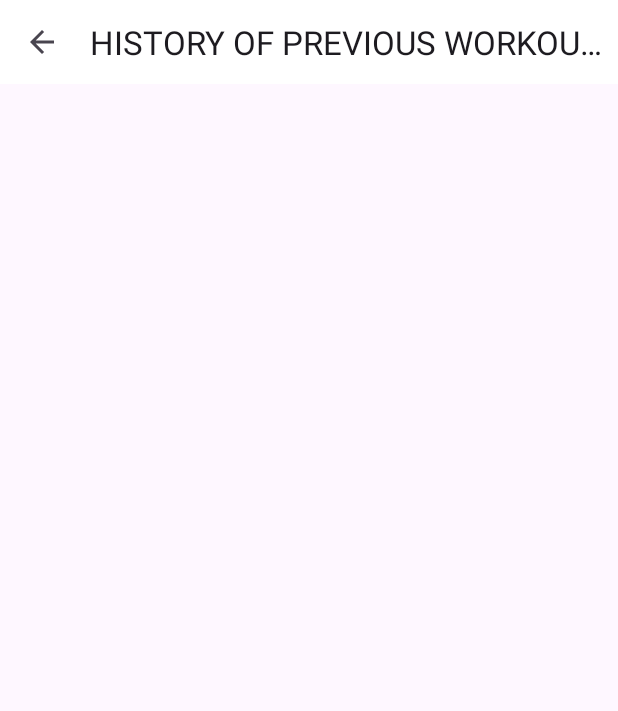
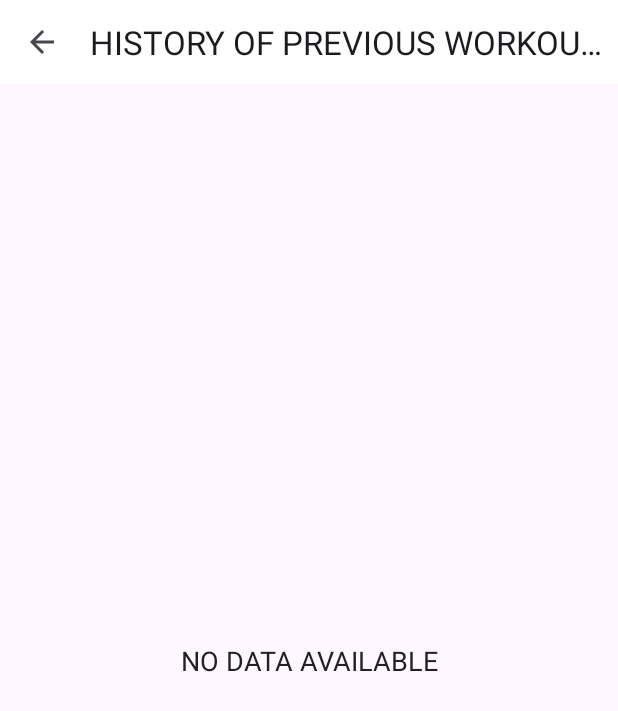
Before and after one commit to Dipan-17/13.WorkoutApp, an Android app: the HistoryActivity screen opened directly, with no data from a screen before it, on a phone screen of 412 x 824 dp. Shown: the top 711 px of the screen. Run offline under Robolectric (Android 15) with nearby library versions, the phone set to English and light mode, and no system bars.

Commit message:
History recycler view populated from database

```diff
--- a/app/src/main/java/com/example/workoutapp/HistoryActivity.kt
+++ b/app/src/main/java/com/example/workoutapp/HistoryActivity.kt
@@ -3,7 +3,10 @@ package com.example.workoutapp
 import androidx.appcompat.app.AppCompatActivity
 import android.os.Bundle
 import android.util.Log
+import android.view.View
+import android.widget.Toast
 import androidx.lifecycle.lifecycleScope
+import androidx.recyclerview.widget.LinearLayoutManager
 import com.example.workoutapp.databinding.HistoryActivityBinding
 import kotlinx.coroutines.launch
 
@@ -34,16 +37,27 @@ class HistoryActivity : AppCompatActivity() {
         Log.e("Fetching all dates","Fetching all dates from the storage in history activity")
         lifecycleScope.launch {
             historyDAO.fetchAllDates().collect(){allCompletedDateList ->
-                for(i in allCompletedDateList){
-                    Log.e("Date individual",""+i.date.toString())
+                if(allCompletedDateList.isNotEmpty()){
+                    val list=ArrayList(allCompletedDateList)
+                    populateRecyclerView(list,historyDAO)
+                }else{
+                    binding?.rvHistory?.visibility=View.GONE
+                    binding?.tvNoDataAvailable?.visibility=View.VISIBLE
+                    binding?.tvHistory?.visibility=View.GONE
+                    Toast.makeText(this@HistoryActivity,"No dates to display",Toast.LENGTH_SHORT).show()
                 }
-
-                //convert list to array list to pass
-                //val list=ArrayList(allCompletedDateList)
-
             }
         }
         Log.e("Fetching all dates","Fetching all dates completed")
+    }
+
+    private suspend fun populateRecyclerView(historyList:ArrayList<HistoryEntity>,historyDAO: HistoryDAO){
+        val itemHistoryAdapter=HistoryAdapter(historyList)
+        binding?.rvHistory?.layoutManager=LinearLayoutManager(this)
+        binding?.rvHistory?.adapter=itemHistoryAdapter
+        binding?.rvHistory?.visibility= View.VISIBLE
+        binding?.tvNoDataAvailable?.visibility=View.GONE
+        binding?.tvHistory?.visibility=View.VISIBLE
     }
 
     override fun onDestroy() {
--- a/app/src/main/res/layout/history_activity.xml
+++ b/app/src/main/res/layout/history_activity.xml
@@ -5,7 +5,7 @@
     android:layout_width="match_parent"
     android:layout_height="match_parent"
     tools:context=".HistoryActivity">
-
+    <!--  we position the toolbar top to top of parent-->
     <androidx.appcompat.widget.Toolbar
         app:layout_constraintTop_toTopOf="parent"
         android:id="@+id/toolbar_history_activity"
@@ -13,4 +13,41 @@
         android:layout_height="?android:attr/actionBarSize"
         android:background="#FFFFFF" />
 
+
+
+
+    <TextView
+        app:layout_constraintTop_toBottomOf="@id/toolbar_history_activity"
+        android:id="@+id/tvHistory"
+        android:layout_width="match_parent"
+        android:layout_height="wrap_content"
+        android:layout_margin="10dp"
+        android:gravity="center"
+        android:text="EXERCISE COMPLETED"
+        android:textSize="18sp"
+        android:visibility="gone"
+        tools:visibility="visible" />
+
+    <androidx.recyclerview.widget.RecyclerView
+        app:layout_constraintTop_toBottomOf="@id/tvHistory"
+        android:id="@+id/rvHistory"
+        android:layout_width="match_parent"
+        android:layout_height="wrap_content"
+        android:layout_marginTop="5dp"
+        android:visibility="gone"
+        tools:visibility="visible" />
+
+    <TextView
+        app:layout_constraintTop_toBottomOf="@id/toolbar_history_activity"
+        app:layout_constraintBottom_toBottomOf="parent"
+        android:id="@+id/tvNoDataAvailable"
+        android:layout_width="match_parent"
+        android:layout_height="wrap_content"
+        android:gravity="center"
+        android:text="NO DATA AVAILABLE"
+        android:textColor="#212121"
+        android:textSize="18sp"
+        android:visibility="gone"
+        tools:visibility="visible" />
+
 </androidx.constraintlayout.widget.ConstraintLayout>
```
Also changed, not shown: app/src/main/java/com/example/workoutapp/HistoryAdapter.kt (added, +39 -0 lines), app/src/main/res/layout/item_histoy_row.xml (added, +33 -0 lines).
